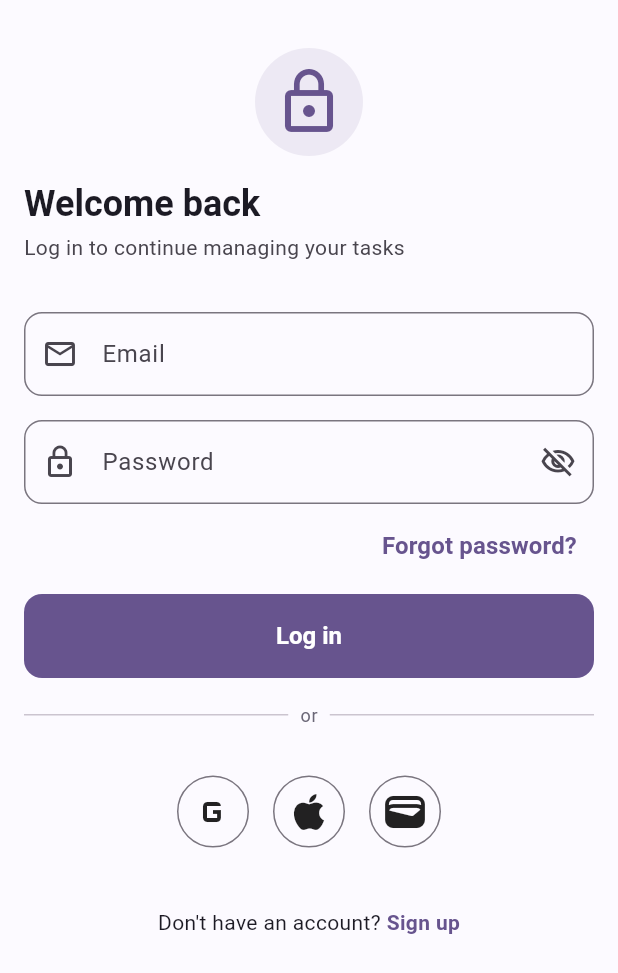
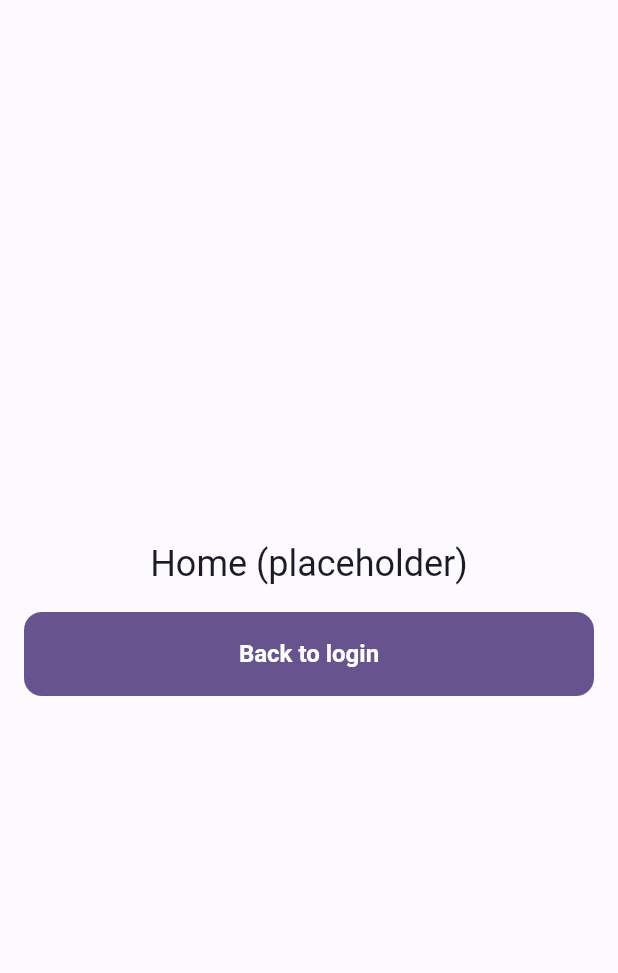
Before and after one commit to AyachiNeneSanobauxichi/Taskly, a Flutter app: the screen it shows after launch, after a tap on "Log in", on a phone screen of 412 x 824 dp. Shown: the top 973 px of the screen. Run offline on Flutter 3.47's test engine with Material 3 defaults, Android fonts, the phone set to English and light mode, and no system bars; our stand-ins replace flutter_riverpod, form_builder_validators, go_router.

Commit message:
route init

```diff
--- a/lib/app/app.dart
+++ b/lib/app/app.dart
@@ -1,7 +1,7 @@
 import "package:flutter/material.dart";
 import "package:form_builder_validators/form_builder_validators.dart";
+import "package:todo_app_v1/app/router/index.dart";
 import "package:todo_app_v1/core/theme/index.dart";
-import "package:todo_app_v1/features/auth/index.dart";
 import "package:todo_app_v1/l10n/app_localizations.dart";
 
 class WsyApp extends StatelessWidget {
@@ -9,7 +9,7 @@ class WsyApp extends StatelessWidget {
 
   @override
   Widget build(BuildContext context) {
-    return MaterialApp(
+    return MaterialApp.router(
       // 标题走本地化（随 locale 切换）
       onGenerateTitle: (context) => AppLocalizations.of(context).appTitle,
       theme: WsyAppTheme.light, // 亮色主题
@@ -23,7 +23,7 @@ class WsyApp extends StatelessWidget {
         FormBuilderLocalizations.delegate, // 表单校验库的错误文案本地化
       ],
       debugShowCheckedModeBanner: true,
-      home: const LoginScreen(),
+      routerConfig: appRouter, // go_router 装配
     );
   }
 }
--- a/lib/app/router/app_router.dart
+++ b/lib/app/router/app_router.dart
@@ -0,0 +1,29 @@
+import "package:flutter/material.dart";
+import "package:go_router/go_router.dart";
+import "package:todo_app_v1/app/router/route_guard.dart";
+import "package:todo_app_v1/app/router/route_name.dart";
+import "package:todo_app_v1/app/router/routes.dart";
+import "package:todo_app_v1/l10n/app_localizations.dart";
+
+/// 应用路由器（v1）。
+///
+/// 暂用顶层实例：v1 无鉴权状态需要监听。
+/// TODO(auth): 接入 auth 后改为 @riverpod provider（watch authController），
+/// 用 refreshListenable 驱动 [guardRedirect] 重定向。
+final GoRouter appRouter = GoRouter(
+  initialLocation: RoutePath.login,
+  routes: appRoutes,
+  redirect: (context, state) => guardRedirect(state),
+  errorBuilder: (context, state) => const _RouteErrorScreen(),
+);
+
+/// 未知路由的兜底页面。
+class _RouteErrorScreen extends StatelessWidget {
+  const _RouteErrorScreen();
+
+  @override
+  Widget build(BuildContext context) {
+    final l10n = AppLocalizations.of(context);
+    return Scaffold(body: Center(child: Text(l10n.routeNotFound)));
+  }
+}
--- a/lib/app/router/index.dart
+++ b/lib/app/router/index.dart
@@ -1,3 +1,4 @@
 export "app_router.dart";
 export "route_guard.dart";
+export "route_name.dart";
 export "routes.dart";
--- a/lib/app/router/route_guard.dart
+++ b/lib/app/router/route_guard.dart
@@ -0,0 +1,11 @@
+import "package:go_router/go_router.dart";
+
+/// 鉴权守卫：集中处理登录态相关的重定向。
+///
+/// v1 暂无鉴权状态，一律放行（返回 null）。
+/// TODO(auth): 接入 authController 后，未登录访问受保护路由重定向到 login，
+/// 已登录访问 login/register 重定向到 home；届时把本函数改为接收 AuthState，
+/// 并把 [appRouter] 改造为 @riverpod provider 以支持 refreshListenable。
+String? guardRedirect(GoRouterState state) {
+  return null;
+}
--- a/lib/app/router/route_name.dart
+++ b/lib/app/router/route_name.dart
@@ -0,0 +1,15 @@
+/// 路由名与路径常量：跳转只用这里的常量，禁止裸字符串。
+///
+/// - [RouteName]：`goNamed` / `pushNamed` 用的路由名。
+/// - [RoutePath]：`GoRoute.path` 与深链接用的路径。
+abstract final class RouteName {
+  static const login = "login";
+  static const register = "register";
+  static const home = "home";
+}
+
+abstract final class RoutePath {
+  static const login = "/login";
+  static const register = "/register";
+  static const home = "/home";
+}
--- a/lib/app/router/routes.dart
+++ b/lib/app/router/routes.dart
@@ -0,0 +1,23 @@
+import "package:go_router/go_router.dart";
+import "package:todo_app_v1/app/router/route_name.dart";
+import "package:todo_app_v1/features/auth/index.dart";
+import "package:todo_app_v1/features/todo/index.dart";
+
+/// 应用路由表：所有页面在此声明式注册。
+final List<RouteBase> appRoutes = [
+  GoRoute(
+    name: RouteName.login,
+    path: RoutePath.login,
+    builder: (context, state) => const LoginScreen(),
+  ),
+  GoRoute(
+    name: RouteName.register,
+    path: RoutePath.register,
+    builder: (context, state) => const RegisterScreen(),
+  ),
+  GoRoute(
+    name: RouteName.home,
+    path: RoutePath.home,
+    builder: (context, state) => const HomeScreen(),
+  ),
+];
--- a/lib/features/auth/screens/login/login.dart
+++ b/lib/features/auth/screens/login/login.dart
@@ -1,5 +1,8 @@
+import "package:flutter/gestures.dart";
 import "package:flutter/material.dart";
 import "package:form_builder_validators/form_builder_validators.dart";
+import "package:go_router/go_router.dart";
+import "package:todo_app_v1/app/router/index.dart";
 import "package:todo_app_v1/core/theme/index.dart";
 import "package:todo_app_v1/features/auth/index.dart";
 import "package:todo_app_v1/l10n/app_localizations.dart";
@@ -18,10 +21,22 @@ class _LoginScreenState extends State<LoginScreen> {
   final _emailController = TextEditingController();
   final _passwordController = TextEditingController();
 
+  // "去注册" 富文本链接的点击识别器（需随 State 释放）。
+  late final TapGestureRecognizer _goRegisterTap;
+
+  @override
+  void initState() {
+    super.initState();
+    _goRegisterTap = TapGestureRecognizer()
+      ..onTap = () => context.goNamed(RouteName.register);
+  }
+
   void _onLogin() {
     final formValid = _formKey.currentState!.validate();
     if (!formValid) return; // 输入框有错，停止
-    // 全部通过 → 调用登录逻辑（v1 仅静态 UI，逻辑后续接入）
+    // v1 仅静态 UI，暂无登录逻辑；校验通过直接进首页。
+    // TODO(auth): 接入登录接口，成功后再跳转 home。
+    context.goNamed(RouteName.home);
   }
 
   @override
@@ -29,6 +44,7 @@ class _LoginScreenState extends State<LoginScreen> {
     _formKey.currentState?.dispose();
     _emailController.dispose();
     _passwordController.dispose();
+    _goRegisterTap.dispose();
     super.dispose();
   }
 
@@ -147,6 +163,7 @@ class _LoginScreenState extends State<LoginScreen> {
                             color: theme.colorScheme.primary,
                             fontWeight: FontWeight.w600,
                           ),
+                          recognizer: _goRegisterTap,
                         ),
                       ],
                     ),
--- /dev/null
+++ b/lib/features/todo/screens/home/home.dart
@@ -0,0 +1,39 @@
+import "package:flutter/material.dart";
+import "package:go_router/go_router.dart";
+import "package:todo_app_v1/app/router/route_name.dart";
+import "package:todo_app_v1/core/theme/index.dart";
+import "package:todo_app_v1/l10n/app_localizations.dart";
+import "package:todo_app_v1/shared/widgets/index.dart";
+
+/// 首页占位（v1）：仅文字占位 + 一个返回登录的测试按钮。
+/// TODO(todo): 接入任务列表后替换为真实首页 UI。
+class HomeScreen extends StatelessWidget {
+  const HomeScreen({super.key});
+
+  @override
+  Widget build(BuildContext context) {
+    final theme = Theme.of(context);
+    final l10n = AppLocalizations.of(context);
+
+    return Scaffold(
+      body: SafeArea(
+        child: Center(
+          child: Padding(
+            padding: const EdgeInsets.symmetric(horizontal: WsyAppSpacing.md),
+            child: Column(
+              mainAxisSize: MainAxisSize.min,
+              spacing: WsyAppSpacing.md,
+              children: [
+                Text(l10n.homeTitle, style: theme.textTheme.headlineSmall),
+                WsyButton(
+                  label: l10n.homeBackToLogin,
+                  onPressed: () => context.goNamed(RouteName.login),
+                ),
+              ],
+            ),
+          ),
+        ),
+      ),
+    );
+  }
+}
--- a/lib/features/todo/screens/index.dart
+++ b/lib/features/todo/screens/index.dart
@@ -0,0 +1 @@
+export "home/home.dart";
--- a/lib/l10n/app_en.arb
+++ b/lib/l10n/app_en.arb
@@ -103,5 +103,18 @@
   "registerGoLogin": "Log in",
   "@registerGoLogin": {
     "description": "Link that navigates to the login screen"
+  },
+
+  "homeTitle": "Home (placeholder)",
+  "@homeTitle": {
+    "description": "Placeholder text shown on the home screen in v1 routing"
+  },
+  "homeBackToLogin": "Back to login",
+  "@homeBackToLogin": {
+    "description": "Test button on the home screen that returns to the login screen"
+  },
+  "routeNotFound": "Page not found",
+  "@routeNotFound": {
+    "description": "Message shown by the router error page for an unknown route"
   }
 }
--- a/lib/l10n/app_localizations.dart
+++ b/lib/l10n/app_localizations.dart
@@ -247,6 +247,24 @@ abstract class AppLocalizations {
   /// In en, this message translates to:
   /// **'Log in'**
   String get registerGoLogin;
+
+  /// Placeholder text shown on the home screen in v1 routing
+  ///
+  /// In en, this message translates to:
+  /// **'Home (placeholder)'**
+  String get homeTitle;
+
+  /// Test button on the home screen that returns to the login screen
+  ///
+  /// In en, this message translates to:
+  /// **'Back to login'**
+  String get homeBackToLogin;
+
+  /// Message shown by the router error page for an unknown route
+  ///
+  /// In en, this message translates to:
+  /// **'Page not found'**
+  String get routeNotFound;
 }
 
 class _AppLocalizationsDelegate
--- a/lib/l10n/app_localizations_en.dart
+++ b/lib/l10n/app_localizations_en.dart
@@ -83,4 +83,13 @@ class AppLocalizationsEn extends AppLocalizations {
 
   @override
   String get registerGoLogin => 'Log in';
+
+  @override
+  String get homeTitle => 'Home (placeholder)';
+
+  @override
+  String get homeBackToLogin => 'Back to login';
+
+  @override
+  String get routeNotFound => 'Page not found';
 }
--- a/lib/l10n/app_zh.arb
+++ b/lib/l10n/app_zh.arb
@@ -28,5 +28,9 @@
   "registerAgreementRequired": "请先阅读并同意用户协议",
   "registerSubmit": "注册",
   "registerHaveAccount": "已有账号？",
-  "registerGoLogin": "去登录"
+  "registerGoLogin": "去登录",
+
+  "homeTitle": "首页（占位）",
+  "homeBackToLogin": "返回登录",
+  "routeNotFound": "页面不存在"
 }
--- a/lib/main.dart
+++ b/lib/main.dart
@@ -1,6 +1,8 @@
 import "package:flutter/material.dart";
+import "package:flutter_riverpod/flutter_riverpod.dart";
 import "package:todo_app_v1/app/app.dart";
 
 void main() {
-  runApp(const WsyApp());
+  // ProviderScope：Riverpod 根容器，为后续 controller/provider 预留基建。
+  runApp(const ProviderScope(child: WsyApp()));
 }
```
Also changed, not shown: lib/features/auth/screens/register/register.dart (+15 -0 lines), lib/l10n/app_localizations_zh.dart (+9 -0 lines).
